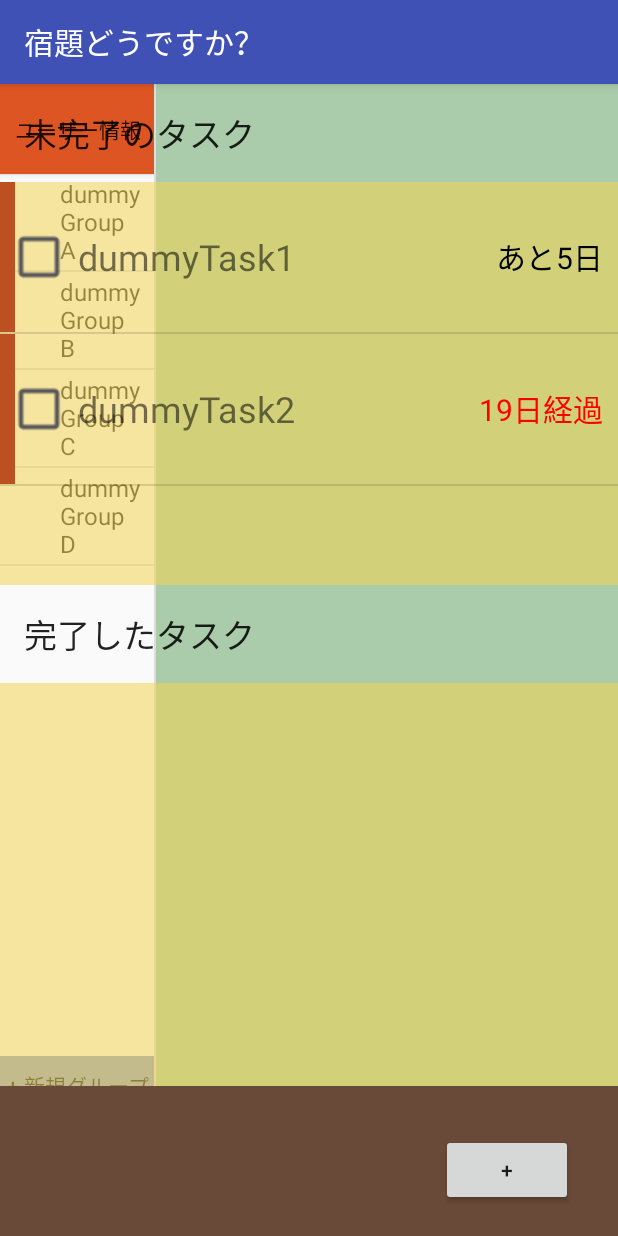
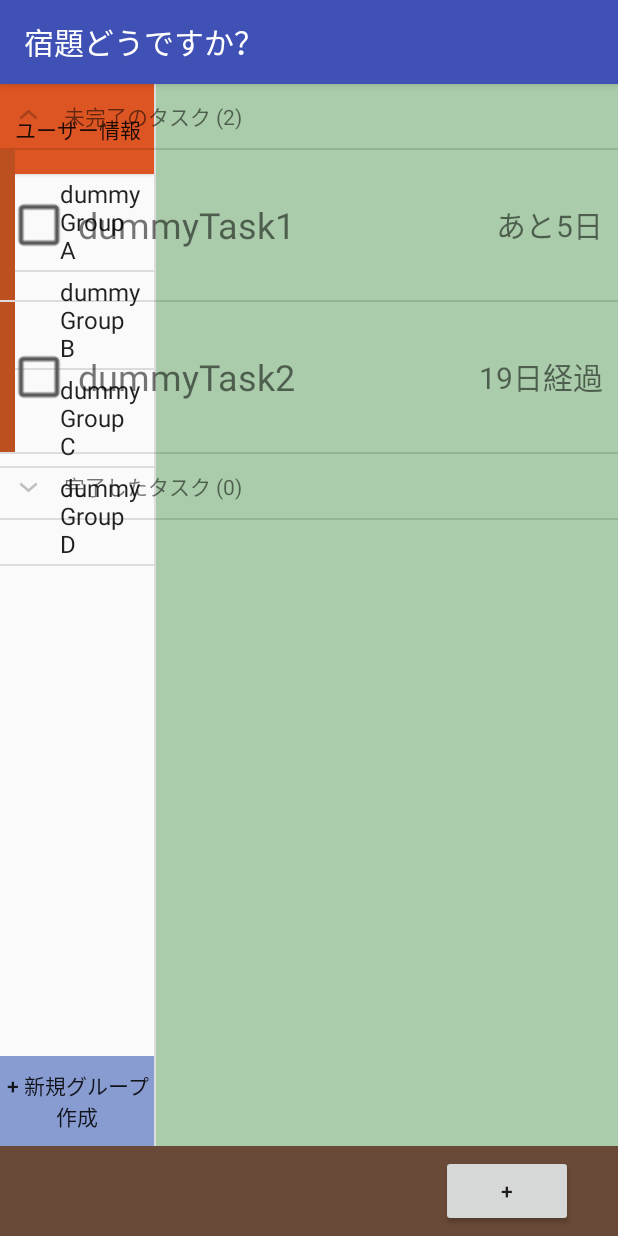
Before and after one commit to HSKKOU/FCCPC, an Android app: the fragment TaskListFragment placed in its activity, on a phone screen of 412 x 824 dp. Run offline under Robolectric (Android 15) with nearby library versions, the phone set to English and light mode, and no system bars; 1 statement that could not run was skipped.

Commit message:
use expandableListView to show taskItems

```diff
--- /dev/null
+++ b/app/src/main/java/jp/fccpc/taskmanager/Views/TaskList/TaskListAdapter.java
@@ -0,0 +1,145 @@
+package jp.fccpc.taskmanager.Views.TaskList;
+
+import android.content.Context;
+import android.graphics.Color;
+import android.view.Gravity;
+import android.view.LayoutInflater;
+import android.view.View;
+import android.view.ViewGroup;
+import android.widget.AbsListView;
+import android.widget.BaseExpandableListAdapter;
+import android.widget.CheckBox;
+import android.widget.CompoundButton;
+import android.widget.TextView;
+
+import java.util.ArrayList;
+import java.util.List;
+
+import jp.fccpc.taskmanager.R;
+
+/**
+ * Created by tm on 2015/11/19.
+ */
+public class TaskListAdapter extends BaseExpandableListAdapter {
+
+    List<String> groups;
+    List<List<TaskListItem>> children;
+    private Context mContext;
+    private LayoutInflater mInflater;
+
+    private final static int UNFINISHED_TASKS = 0;
+    private final static int FINISHED_TASKS = 1;
+
+    public TaskListAdapter(Context context, List<TaskListItem> unfinishedTasks, List<TaskListItem> finishedTasks){
+        mContext = context;
+
+        groups = new ArrayList<>();
+        groups.add("未完了のタスク");
+        groups.add("完了したタスク");
+
+        children = new ArrayList<>();
+        children.add(unfinishedTasks);
+        children.add(finishedTasks);
+
+        mInflater = (LayoutInflater) mContext.getSystemService(Context.LAYOUT_INFLATER_SERVICE);
+    }
+
+    public List<TaskListItem> getChild(int i){
+        return children.get(i);
+    }
+
+    @Override
+    public int getGroupCount() {
+        return 2;
+    }
+
+    @Override
+    public int getChildrenCount(int i) {
+        return children.get(i).size();
+    }
+
+    @Override
+    public Object getGroup(int i) {
+        return groups.get(i);
+    }
+
+    @Override
+    public Object getChild(int i, int i1) {
+        return children.get(i).get(i1);
+    }
+
+    @Override
+    public long getGroupId(int i) {
+        return i;
+    }
+
+    @Override
+    public long getChildId(int i, int i1) {
+        return i*2+i1;
+    }
+
+    @Override
+    public boolean hasStableIds() {
+        return false;
+    }
+
+    @Override
+    public View getGroupView(int i, boolean b, View view, ViewGroup viewGroup) {
+        AbsListView.LayoutParams param = new AbsListView.LayoutParams(
+                ViewGroup.LayoutParams.MATCH_PARENT, 64);
+
+        TextView textView = new TextView(mContext);
+        textView.setLayoutParams(param);
+
+        textView.setGravity(Gravity.CENTER_VERTICAL | Gravity.LEFT);
+        textView.setPadding(64, 0, 0, 0);
+
+        int childNum = children.get(i).size();
+        String s = groups.get(i) + " (" + childNum + ")";
+
+        textView.setText(s);
+
+
+        return textView;
+    }
+
+    @Override
+    public View getChildView(int i, int i1, boolean b, View view, ViewGroup viewGroup) {
+        View childView = mInflater.inflate(R.layout.list_item_task, null);
+
+        final TaskListItem item = children.get(i).get(i1);
+
+        // テキストビュー
+        TextView mTitle = (TextView) childView.findViewById(R.id.title);
+        mTitle.setText(item.title);
+
+        TextView mRemainderDate = (TextView) childView.findViewById(R.id.date);
+        mRemainderDate.setText(item.getDateString());
+
+        // チェックボックス
+        CheckBox checkBox = (CheckBox) childView.findViewById(R.id.check_box);
+        if(i == UNFINISHED_TASKS) {
+            boolean beforeChecked = item.checked;
+            checkBox.setOnCheckedChangeListener(new CompoundButton.OnCheckedChangeListener() {
+                @Override
+                public void onCheckedChanged(CompoundButton buttonView, boolean isChecked) {
+                    item.setChecked(isChecked);
+                }
+            });
+            checkBox.setChecked(item.checked);
+        } else {
+            mRemainderDate.setTextColor(Color.GRAY);
+            mTitle.setTextColor(Color.GRAY);
+            // Todo: (とりあえず表示しないでおく)
+            // Todo: 間違えて完了したタスクを元に戻せるようにする？
+            checkBox.setVisibility(View.INVISIBLE);
+        }
+
+        return childView;
+    }
+
+    @Override
+    public boolean isChildSelectable(int i, int i1) {
+        return true;
+    }
+}
--- a/app/src/main/java/jp/fccpc/taskmanager/Views/TaskList/TaskListAdapterFinished.java
+++ /dev/null
@@ -1,75 +0,0 @@
-package jp.fccpc.taskmanager.Views.TaskList;
-
-import android.content.Context;
-import android.graphics.Color;
-import android.view.LayoutInflater;
-import android.view.View;
-import android.view.ViewGroup;
-import android.widget.ArrayAdapter;
-import android.widget.CheckBox;
-import android.widget.TextView;
-
-import java.util.List;
-
-import jp.fccpc.taskmanager.R;
-
-/**
- * Created by tm on 2015/11/13.
- */
-public class TaskListAdapterFinished extends ArrayAdapter<TaskListItem> {
-    static final int RESOURCE_ID = R.layout.list_item_task;
-    private Context mContext;
-    private List<TaskListItem> mItems;
-    private LayoutInflater mInflater;
-
-    private TextView mTitle, mRemainderDate;
-
-    public TaskListAdapterFinished(Context context, List<TaskListItem> items) {
-        super(context, RESOURCE_ID, items);
-
-        mContext = context;
-        mItems = items;
-        mInflater = (LayoutInflater) mContext.getSystemService(Context.LAYOUT_INFLATER_SERVICE);
-    }
-
-    public List<TaskListItem> getItems() { return mItems; }
-    @Override
-    public View getView(final int position, View convertView, ViewGroup parent) {
-        View view;
-        if (convertView != null) {
-            view = convertView;
-        } else {
-            view = mInflater.inflate(RESOURCE_ID, null);
-        }
-
-        final TaskListItem item = mItems.get(position);
-
-        // テキストビュー
-        mTitle = (TextView) view.findViewById(R.id.title);
-        mTitle.setText(item.title);
-        mTitle.setTextColor(Color.GRAY);
-
-        mRemainderDate = (TextView) view.findViewById(R.id.date);
-        mRemainderDate.setText(item.getDateString());
-        mRemainderDate.setTextColor(Color.GRAY);
-
-        // チェックボックス
-        CheckBox checkBox = (CheckBox) view.findViewById(R.id.check_box);
-        // Todo: (とりあえず表示しないでおく)
-        // Todo: 間違えて完了したタスクを元に戻せるようにする？
-        checkBox.setVisibility(View.INVISIBLE);
-        /*
-        boolean beforeChecked = item.checked;
-        checkBox.setOnCheckedChangeListener(new CompoundButton.OnCheckedChangeListener() {
-            @Override
-            public void onCheckedChanged(CompoundButton buttonView, boolean isChecked) {
-                item.setChecked(isChecked);
-            }
-        });
-        checkBox.setChecked(item.checked);
-        */
-
-        return view;
-    }
-
-}
--- a/app/src/main/java/jp/fccpc/taskmanager/Views/TaskList/TaskListAdapterUnfinished.java
+++ /dev/null
@@ -1,76 +0,0 @@
-package jp.fccpc.taskmanager.Views.TaskList;
-
-import android.content.Context;
-import android.graphics.Color;
-import android.view.LayoutInflater;
-import android.view.View;
-import android.view.ViewGroup;
-import android.widget.ArrayAdapter;
-import android.widget.CheckBox;
-import android.widget.CompoundButton;
-import android.widget.TextView;
-
-import java.util.List;
-
-import jp.fccpc.taskmanager.R;
-
-/**
- * Created by hskk1120551 on 2015/10/16.
- */
-public class TaskListAdapterUnfinished extends ArrayAdapter<TaskListItem> {
-    static final int RESOURCE_ID = R.layout.list_item_task;
-    private Context mContext;
-    private List<TaskListItem> mItems;
-    private LayoutInflater mInflater;
-
-    private TextView mTitle, mRemainderDate;
-
-    public TaskListAdapterUnfinished(Context context, List<TaskListItem> items) {
-        super(context, RESOURCE_ID, items);
-
-        mContext = context;
-        mItems = items;
-        mInflater = (LayoutInflater) mContext.getSystemService(Context.LAYOUT_INFLATER_SERVICE);
-    }
-
-    public List<TaskListItem> getItems() { return mItems; }
-    @Override
-    public View getView(final int position, View convertView, ViewGroup parent) {
-        View view;
-        if (convertView != null) {
-            view = convertView;
-        } else {
-            view = mInflater.inflate(RESOURCE_ID, null);
-        }
-
-        final TaskListItem item = mItems.get(position);
-
-        // テキストビュー
-        mTitle = (TextView) view.findViewById(R.id.title);
-        mTitle.setText(item.title);
-
-        mRemainderDate = (TextView) view.findViewById(R.id.date);
-        mRemainderDate.setText(item.getDateString());
-        // 締め切りに近くなったら文字色を赤くする
-        if(item.isNearDeadline()) {
-            mRemainderDate.setTextColor(Color.RED);
-        } else {
-            mRemainderDate.setTextColor(Color.BLACK);
-        }
-
-        // チェックボックス
-        CheckBox checkBox = (CheckBox) view.findViewById(R.id.check_box);
-        boolean beforeChecked = item.checked;
-        checkBox.setOnCheckedChangeListener(new CompoundButton.OnCheckedChangeListener() {
-            @Override
-            public void onCheckedChanged(CompoundButton buttonView, boolean isChecked) {
-                item.setChecked(isChecked);
-            }
-        });
-
-        checkBox.setChecked(item.checked);
-
-        return view;
-    }
-
-}
--- a/app/src/main/java/jp/fccpc/taskmanager/Views/TaskList/TaskListFragment.java
+++ b/app/src/main/java/jp/fccpc/taskmanager/Views/TaskList/TaskListFragment.java
@@ -7,10 +7,9 @@ import android.util.Log;
 import android.view.LayoutInflater;
 import android.view.View;
 import android.view.ViewGroup;
-import android.widget.AdapterView;
 import android.widget.Button;
+import android.widget.ExpandableListView;
 import android.widget.LinearLayout;
-import android.widget.ListView;
 import android.widget.TextView;
 import android.widget.Toast;
 
@@ -35,9 +34,11 @@ public class TaskListFragment extends Fragment {
     // current group
     private Group mGroup;
 
-    private ListView mUnFinishedTaskList, mFinishedTaskList;
-    private TaskListAdapterUnfinished adapterUnfinished;
-    private TaskListAdapterFinished adapterFinished;
+    private ExpandableListView mTaskList;
+    private TaskListAdapter mAdapter;
+
+    private final static int UNFINISHED_TASKS = 0;
+    private final static int FINISHED_TASKS = 1;
     private List<TaskListItem> unfinished_tasks;
     private List<TaskListItem> finished_tasks;
 
@@ -175,11 +176,16 @@ public class TaskListFragment extends Fragment {
                             App.get().getGroupManager().update(g, new GroupManager.Callback() {
                                 @Override
                                 public void callback(boolean success) {
-                                    // レイアウトを変更
-                                    waitingUserAcceptLayout.setVisibility(View.GONE);
-                                    mainLayout.setVisibility(View.VISIBLE);
-                                    isMainLayout = true;
-                                    setupMainLayout(rootView);
+                                    if(success) {
+                                        // レイアウトを変更
+                                        waitingUserAcceptLayout.setVisibility(View.GONE);
+                                        mainLayout.setVisibility(View.VISIBLE);
+                                        isMainLayout = true;
+                                        setupMainLayout(rootView);
+                                    } else {
+                                        // Todo : handle error
+                                        Toast.makeText(getActivity(), "通信に失敗しました", Toast.LENGTH_SHORT).show();
+                                    }
                                 }
                             });
                         }
@@ -193,33 +199,28 @@ public class TaskListFragment extends Fragment {
     }
 
     public void setupMainLayout(View rootView){
-        // for finished task lists
-        mUnFinishedTaskList = (ListView) rootView.findViewById(R.id.unfinished_task_list);
-        mUnFinishedTaskList.setOnItemClickListener(new AdapterView.OnItemClickListener() {
+        unfinished_tasks = new ArrayList<>();
+        finished_tasks = new ArrayList<>();
+
+        mTaskList = (ExpandableListView) rootView.findViewById(R.id.task_list_expandable_list);
+        mTaskList.setOnChildClickListener(new ExpandableListView.OnChildClickListener() {
             @Override
-            public void onItemClick(AdapterView<?> adapterView, View view, int i, long l) {
+            public boolean onChildClick(ExpandableListView expandableListView, View view, int i, int i1, long l) {
                 Intent intent = new Intent(getActivity(), TaskDetailActivity.class);
-                intent.putExtra("taskId", unfinished_tasks.get(i).getId());
+
+                Long taskId;
+                if(i == UNFINISHED_TASKS) { taskId = unfinished_tasks.get(i1).getId();}
+                else { taskId = finished_tasks.get(i1).getId();}
+
+                intent.putExtra("taskId", taskId);
                 startActivity(intent);
+                return true;
             }
         });
-        unfinished_tasks = new ArrayList<>();
-        adapterUnfinished = new TaskListAdapterUnfinished(getActivity(), unfinished_tasks);
-        mUnFinishedTaskList.setAdapter(adapterUnfinished);
+        mAdapter = new TaskListAdapter(getActivity(), unfinished_tasks, finished_tasks);
+        mTaskList.setAdapter(mAdapter);
+        mTaskList.expandGroup(UNFINISHED_TASKS);
 
-
-        mFinishedTaskList = (ListView) rootView.findViewById(R.id.finished_task_list);
-        mFinishedTaskList.setOnItemClickListener(new AdapterView.OnItemClickListener() {
-            @Override
-            public void onItemClick(AdapterView<?> adapterView, View view, int i, long l) {
-                Intent intent = new Intent(getActivity(), TaskDetailActivity.class);
-                intent.putExtra("taskId", finished_tasks.get(i).getId());
-                startActivity(intent);
-            }
-        });
-        finished_tasks = new ArrayList<>();
-        adapterFinished = new TaskListAdapterFinished(getActivity(), finished_tasks);
-        mFinishedTaskList.setAdapter(adapterFinished);
 
         updateTaskList();
 
@@ -233,7 +234,7 @@ public class TaskListFragment extends Fragment {
             }
         });
 
-        // 自分がオーナーの時のみタスク追加ボタンを出す (デフォルト: off)
+        // 自分がオーナーの時のみタスク追加ボタンを出す (デフォルト: gone)
         if (myId.equals(mGroup.getAdministratorId())) {
             mCreateTaskButton.setVisibility(View.VISIBLE);
         }
@@ -253,6 +254,7 @@ public class TaskListFragment extends Fragment {
         super.onResume();
         if(isMainLayout) {
             updateTaskList();
+            mCompleteTaskButton.setVisibility(View.INVISIBLE);
         }
     }
 
@@ -278,10 +280,9 @@ public class TaskListFragment extends Fragment {
                         }
                     }
 
-                    adapterUnfinished.notifyDataSetChanged();
-                    adapterFinished.notifyDataSetChanged();
+                    mAdapter.notifyDataSetChanged();
                 } else{
-                    // handle error
+                    // Todo: handle error
                     Toast.makeText(getActivity(), "タスクリストの更新に失敗しました", Toast.LENGTH_SHORT).show();
                 }
 
@@ -291,7 +292,7 @@ public class TaskListFragment extends Fragment {
     }
 
     public void onCompleteTaskButtonClicked() {
-        List<TaskListItem> items = ((TaskListAdapterUnfinished) mUnFinishedTaskList.getAdapter()).getItems();
+        List<TaskListItem> items = ((TaskListAdapter) mTaskList.getExpandableListAdapter()).getChild(UNFINISHED_TASKS);
         List<Long> checkedIds = new ArrayList<Long>();
         for (TaskListItem item : items) {
             if (item.checked) {
@@ -310,7 +311,7 @@ public class TaskListFragment extends Fragment {
     public void onChecked(boolean checked) {
         checkedCounter = 0;
         // TODO: 呼ばれるたびにインクリメント/デクリメントを用いて高速化
-        List<TaskListItem> items = ((TaskListAdapterUnfinished) mUnFinishedTaskList.getAdapter()).getItems();
+        List<TaskListItem> items = ((TaskListAdapter) mTaskList.getExpandableListAdapter()).getChild(UNFINISHED_TASKS);
         for (TaskListItem item : items) {
             if (item.checked) checkedCounter++;
         }
--- a/app/src/main/res/layout/fragment_task_list.xml
+++ b/app/src/main/res/layout/fragment_task_list.xml
@@ -12,43 +12,18 @@
         android:orientation="vertical"
         >
 
-        <TextView
-            android:id="@+id/unfinished_task"
-            style="?android:attr/textAppearanceLarge"
-            android:layout_width="match_parent"
-            android:layout_height="wrap_content"
-            android:padding="16dp"
-            android:text="@string/unfinished_task"
-            />
-
-        <ListView
-            android:id="@+id/unfinished_task_list"
+        <ExpandableListView
+            android:id="@+id/task_list_expandable_list"
             android:layout_width="match_parent"
             android:layout_height="0dp"
             android:layout_weight="1"
-            android:background="@color/listview_background"
-            android:drawSelectorOnTop="false" />
+            >
 
-        <TextView
-            android:id="@+id/finished_task"
-            style="?android:attr/textAppearanceLarge"
-            android:layout_width="match_parent"
-            android:layout_height="wrap_content"
-            android:padding="16dp"
-            android:text="@string/finished_task"
-            />
-
-        <ListView
-            android:id="@+id/finished_task_list"
-            android:layout_width="match_parent"
-            android:layout_height="0dp"
-            android:layout_weight="1"
-            android:background="@color/listview_background"
-            android:drawSelectorOnTop="false" />
+        </ExpandableListView>
 
         <LinearLayout
             android:layout_width="fill_parent"
-            android:layout_height="100dp"
+            android:layout_height="60dp"
             android:gravity="right|bottom"
             android:background="#ff694937"
             >
@@ -57,7 +32,7 @@
                 android:layout_width="wrap_content"
                 android:layout_height="wrap_content"
                 android:layout_marginRight="30dp"
-                android:layout_marginBottom="10dp"
+                android:layout_gravity="center_vertical"
                 android:text="@string/task_complete_button"
                 />
             <Button
@@ -65,9 +40,9 @@
                 android:layout_width="wrap_content"
                 android:layout_height="wrap_content"
                 android:layout_marginRight="30dp"
-                android:layout_marginBottom="10dp"
+                android:layout_gravity="center_vertical"
                 android:text="@string/task_add_button"
-                android:visibility="invisible"
+                android:visibility="gone"
                 />
         </LinearLayout>
 
```
